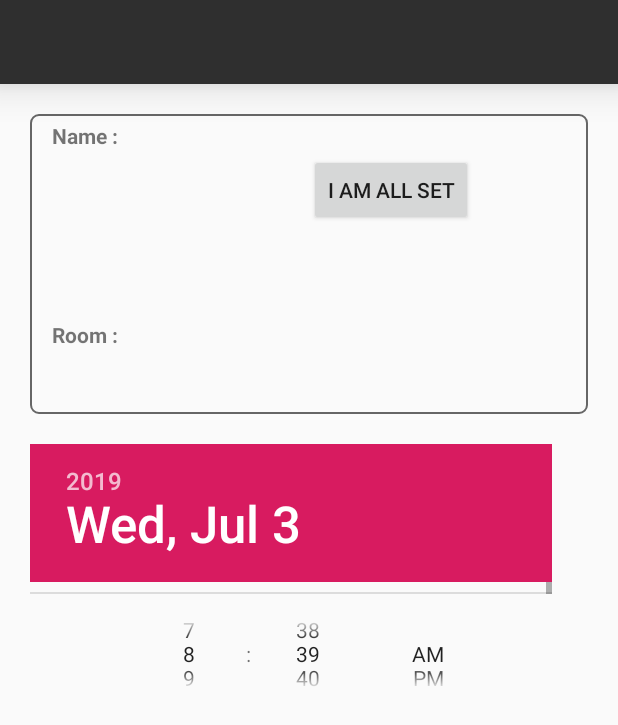
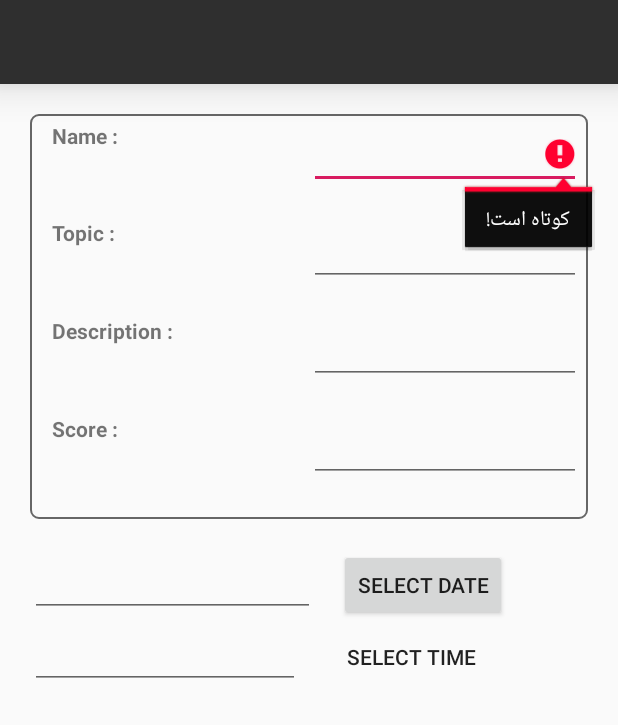
Before and after one commit to achm25/AP-Final-Project, an Android app: the AddHomework screen opened directly, with no data from a screen before it, on a phone screen of 412 x 824 dp. Shown: the top 725 px of the screen. Run offline under Robolectric (Android 15) with nearby library versions, the phone set to English and light mode, and no system bars.

Commit message:
بیشتر تر تر          سرویس شدم

```diff
--- a/app/src/main/java/com/example/myprozhepayanterm/AddHomework.java
+++ b/app/src/main/java/com/example/myprozhepayanterm/AddHomework.java
@@ -1,35 +1,277 @@
 package com.example.myprozhepayanterm;
 
+import android.app.DatePickerDialog;
+import android.app.TimePickerDialog;
+import android.os.AsyncTask;
 import android.os.Build;
 import android.support.v7.app.AppCompatActivity;
 import android.os.Bundle;
+import android.view.Menu;
+import android.view.MenuItem;
 import android.view.View;
 import android.widget.Button;
 import android.widget.DatePicker;
+import android.widget.EditText;
 import android.widget.TimePicker;
 import android.widget.Toast;
 
-public class AddHomework extends AppCompatActivity {
+import java.io.ObjectInputStream;
+import java.io.ObjectOutputStream;
+import java.lang.ref.WeakReference;
+import java.net.Socket;
+import java.sql.Time;
+import java.util.ArrayList;
+import java.util.Calendar;
+
+public class AddHomework extends AppCompatActivity implements View.OnClickListener {
 TimePicker timePicker;
-Button btn;
+
+    Button btnTimePicker;
+    Button btnDatePicker;
+    EditText txtDate;
+    EditText txtTime;
+    EditText txtName;
+    EditText txtDep;
+    EditText txtScore;
+    EditText txtTopic;
+    String time;
+    String date;
+    String name;
+    String dep;
+    String score;
+    String topic;
+    Homework homework;
+    private int mHour, mMinute;
+    private int mYear, mMonth, mDay;
+User user;
+myClass myclass;
     @Override
     protected void onCreate(Bundle savedInstanceState) {
         super.onCreate(savedInstanceState);
         setContentView(R.layout.activity_add_homework);
-        timePicker.setIs24HourView(true);
-showTime();
+        user = (User) getIntent().getSerializableExtra("user");
+        myclass = (myClass)getIntent().getSerializableExtra("myclass");
+
+        btnDatePicker=(Button)findViewById(R.id.btn_date);
+        txtDate=(EditText)findViewById(R.id.in_date);
+        btnDatePicker.setOnClickListener(this);
+        btnTimePicker=(Button)findViewById(R.id.btn_time);
+        txtTime=(EditText)findViewById(R.id.in_time);
+        btnTimePicker.setOnClickListener(this);
+txtName = findViewById(R.id.myname_homework);
+txtDep = findViewById(R.id.dep_homework);
+txtScore = findViewById(R.id.score_homework);
+txtTopic = findViewById(R.id.topic_homework);
+
+        txtName.setOnFocusChangeListener(new View.OnFocusChangeListener() {
+            @Override
+            public void onFocusChange(View v, boolean hasFocus) {
+                if (txtName.getText().toString().trim().length() < 3) {
+                    txtName.setError("کوتاه است!");
+                }
+
+
+            }
+        });
+
+        txtScore.setOnFocusChangeListener(new View.OnFocusChangeListener() {
+            @Override
+            public void onFocusChange(View v, boolean hasFocus) {
+                if (txtName.getText().toString().trim().length() < 1) {
+                    txtName.setError("کوتاه است!");
+                }
+
+
+            }
+        });
+        txtTopic.setOnFocusChangeListener(new View.OnFocusChangeListener() {
+            @Override
+            public void onFocusChange(View v, boolean hasFocus) {
+                if (txtName.getText().toString().trim().length() < 3) {
+                    txtName.setError("کوتاه است!");
+                }
+
+
+            }
+        });
+
+
     }
 
 
-    public void showTime()
-    {
-        timePicker = findViewById(R.id.timePicker);
-        btn = findViewById(R.id.btnset);
-        btn.setOnClickListener(new View.OnClickListener() {
-            @Override
-            public void onClick(View v) {
-                Toast.makeText(getBaseContext(),"a "+timePicker.getCurrentHour(),Toast.LENGTH_LONG).show();
+
+
+    @Override
+    public void onClick(View v) {
+
+        if (v == btnDatePicker) {
+
+            // Get Current Date
+            final Calendar c = Calendar.getInstance();
+            mYear = c.get(Calendar.YEAR);
+            mMonth = c.get(Calendar.MONTH);
+            mDay = c.get(Calendar.DAY_OF_MONTH);
+
+
+            DatePickerDialog datePickerDialog = new DatePickerDialog(this,
+                    new DatePickerDialog.OnDateSetListener() {
+
+                        @Override
+                        public void onDateSet(DatePicker view, int year,
+                                              int monthOfYear, int dayOfMonth) {
+
+                            txtDate.setText(dayOfMonth + "-" + (monthOfYear + 1) + "-" + year);
+                            date = dayOfMonth + "-" + (monthOfYear + 1) + "-" + year;
+
+                        }
+                    }, mYear, mMonth, mDay);
+            datePickerDialog.show();
+        }
+        if (v == btnTimePicker) {
+
+            final Calendar c = Calendar.getInstance();
+            mHour = c.get(Calendar.HOUR_OF_DAY);
+            mMinute = c.get(Calendar.MINUTE);
+
+            TimePickerDialog timePickerDialog = new TimePickerDialog(this,
+                    new TimePickerDialog.OnTimeSetListener() {
+
+                        @Override
+                        public void onTimeSet(TimePicker view, int hourOfDay,
+                                              int minute) {
+
+
+                            txtTime.setText(hourOfDay + ":" + minute);
+                            time = hourOfDay + ":" + minute;
+                        }
+                    }, mHour, mMinute, false);
+            timePickerDialog.show();
+        }
+    }
+
+
+    @Override
+    public boolean onCreateOptionsMenu(Menu menu) {
+        // Inflate the menu; this adds items to the action bar if it is present.
+        getMenuInflater().inflate(R.menu.menu_for_addhomework, menu);
+        return true;
+    }
+
+    @Override
+    public boolean onOptionsItemSelected(MenuItem item) {
+        // Handle action bar item clicks here. The action bar will
+        // automatically handle clicks on the Home/Up button, so long
+        // as you specify a parent activity in AndroidManifest.xml.
+        int id = item.getItemId();
+
+        //noinspection SimplifiableIfStatement
+        if (id == R.id.send_addhomework) {
+            if ((txtName.getText().toString().trim().length() >= 3) && (txtName.getText().toString().trim().length() >= 1) && (txtName.getText().toString().trim().length() >= 3))
+            {
+                score = txtScore.getText().toString();
+                name = txtName.getText().toString();
+                topic = txtTopic.getText().toString();
+                if(txtDep.getText().toString() != null)
+                {
+                    dep = txtDep.getText().toString();
+                    homework = new Homework(name,score,time,topic,date,dep);
+                    homework.depIsEmpty=false;
+                }
+                else
+                {
+                    homework = new Homework(name,score,time,topic,date);
+                }
+                ArrayList<Homework> arr = new ArrayList<>();
+                ArrayList<User> arr1 = new ArrayList<>();
+
+                if(user.homeworksTecher != null)
+                {
+                    arr = user.homeworksTecher;
+                }
+if(homework.teacherOfHomework != null)
+                {
+                    arr1 = homework.teacherOfHomework;
+                }
+
+                arr.add(homework);
+arr1.add(user);
+                homework.teacherOfHomework =arr1;
+                user.homeworksTecher = arr;
+
+
+SocketToPC_addhomework socketToPC_addhomework = new SocketToPC_addhomework(AddHomework.this);
+socketToPC_addhomework.execute();
+
+
             }
-        });
+            return true;
+        }
+        else if (id == R.id.link_addhomework) {
+            return true;
+        }
+        else if (id == R.id.close_addhomework) {
+            return true;
+        }
+        return super.onOptionsItemSelected(item);
     }
+
+
+
+
+    private class SocketToPC_addhomework extends AsyncTask<Void,Void,String> {
+        Socket s;
+        ObjectOutputStream objectOutputStream;
+        ObjectInputStream objectInputStream;
+
+        WeakReference<AddHomework> activityReference ;
+        SocketToPC_addhomework(AddHomework context)
+        {
+            activityReference = new WeakReference<>(context);
+        }
+
+
+        @Override
+        protected String doInBackground(Void... input) {
+
+            try {
+
+
+                s = new Socket("10.0.2.2",6800);
+                objectOutputStream = new ObjectOutputStream(s.getOutputStream());
+                objectInputStream= new ObjectInputStream(s.getInputStream());
+                objectOutputStream.writeObject("addhomework");
+                objectOutputStream.flush();
+                objectOutputStream.writeObject(user);
+                objectOutputStream.flush();
+
+                objectOutputStream.close();
+                objectInputStream.close();
+                s.close();
+            }
+            catch (Exception e)
+            {
+
+            }
+            return null;
+        }
+        @Override
+        protected void onPostExecute(String s) {
+
+            AddHomework activity = activityReference.get();
+
+
+
+            super.onPostExecute(s);
+
+
+        }
+
+    }
+
+
+
+
+
+
+
 }
--- a/app/src/main/java/com/example/myprozhepayanterm/ClassPage.java
+++ b/app/src/main/java/com/example/myprozhepayanterm/ClassPage.java
@@ -208,7 +208,7 @@ public class ClassPage extends AppCompatActivity implements BottomNavigationView
             try {
 
 
-                s = new Socket("192.168.1.5",6800);
+                s = new Socket("10.0.2.2",6800);
                 objectOutputStream = new ObjectOutputStream(s.getOutputStream());
                 objectInputStream= new ObjectInputStream(s.getInputStream());
                 objectOutputStream.writeObject("refresh");
--- a/app/src/main/java/com/example/myprozhepayanterm/DataBase.java
+++ b/app/src/main/java/com/example/myprozhepayanterm/HomeworkAdapter.java
@@ -1,4 +1,4 @@
 package com.example.myprozhepayanterm;
 
-public class DataBase {
+public class HomeworkAdapter {
 }
--- a/app/src/main/java/com/example/myprozhepayanterm/JoinClass.java
+++ b/app/src/main/java/com/example/myprozhepayanterm/JoinClass.java
@@ -105,11 +105,12 @@ public class JoinClass extends AppCompatActivity {
             try {
 
                 System.out.println("shod");
-                s = new Socket("192.168.1.5",6800);
+                s = new Socket("10.0.2.2",6800);
                 objectOutputStream = new ObjectOutputStream(s.getOutputStream());
                 objectInputStream= new ObjectInputStream(s.getInputStream());
                 objectOutputStream.writeObject("join");
                 objectOutputStream.flush();
+
                 objectOutputStream.writeObject(user);
                 objectOutputStream.flush();
                 objectOutputStream.writeObject(code);
--- a/app/src/main/java/com/example/myprozhepayanterm/MainActivity.java
+++ b/app/src/main/java/com/example/myprozhepayanterm/MainActivity.java
@@ -254,7 +254,7 @@ if(preman.startSlider())
             try {
 
 
-                s = new Socket("192.168.1.5",6800);
+                s = new Socket("10.0.2.2",6800);
                 objectOutputStream = new ObjectOutputStream(s.getOutputStream());
                 objectInputStream= new ObjectInputStream(s.getInputStream());
                 objectOutputStream.writeObject("main");
--- a/app/src/main/java/com/example/myprozhepayanterm/Register.java
+++ b/app/src/main/java/com/example/myprozhepayanterm/Register.java
@@ -238,7 +238,7 @@ password = passText.getText().toString();
             try {
 
                 System.out.println("shod");
-                s = new Socket("192.168.1.5",6800);
+                s = new Socket("10.0.2.2",6800);
                 objectOutputStream = new ObjectOutputStream(s.getOutputStream());
                 objectInputStream= new ObjectInputStream(s.getInputStream());
                 objectOutputStream.writeObject("register");
--- a/app/src/main/java/com/example/myprozhepayanterm/SettingTeacher.java
+++ b/app/src/main/java/com/example/myprozhepayanterm/SettingTeacher.java
@@ -132,7 +132,7 @@ s.execute();
             try {
 
 
-                s = new Socket("192.168.1.5",6800);
+                s = new Socket("10.0.2.2",6800);
                 objectOutputStream = new ObjectOutputStream(s.getOutputStream());
                 objectInputStream= new ObjectInputStream(s.getInputStream());
                 objectOutputStream.writeObject("setting");
--- a/app/src/main/java/com/example/myprozhepayanterm/SignIn.java
+++ b/app/src/main/java/com/example/myprozhepayanterm/SignIn.java
@@ -68,7 +68,7 @@ User user;
             try {
 
 
-                s = new Socket("192.168.1.5",6800);
+                s = new Socket("10.0.2.2",6800);
                 objectOutputStream = new ObjectOutputStream(s.getOutputStream());
                 objectInputStream= new ObjectInputStream(s.getInputStream());
                 objectOutputStream.writeObject("signin");
--- a/app/src/main/java/com/example/myprozhepayanterm/User.java
+++ b/app/src/main/java/com/example/myprozhepayanterm/User.java
@@ -12,6 +12,8 @@ public class User implements Serializable {
 
     ArrayList<myClass> studentOfMyClasses =new ArrayList<>();
     ArrayList<myClass> teacherOfMyClasses = new ArrayList<>();
+    ArrayList<Homework> homeworksTecher = new ArrayList<>();
+    ArrayList<Homework> homeworksStudent = new ArrayList<>();
 
     public User(String username, String password) {
         this.username = username;
--- a/app/src/main/java/com/example/myprozhepayanterm/myClass.java
+++ b/app/src/main/java/com/example/myprozhepayanterm/myClass.java
@@ -11,7 +11,7 @@ public class myClass implements Serializable {
     String id;
     ArrayList<User> teacherOfClass = new ArrayList<>();
     ArrayList<User> userOfClass = new ArrayList<>();
-    ArrayList<myClass> homeworkOfClass = new ArrayList<>();
+
     boolean studentCanComment = false;
     public myClass(String name, String room, String dep, String id, User user) {
         this.name = name;
--- a/app/src/main/res/layout/activity_add_homework.xml
+++ b/app/src/main/res/layout/activity_add_homework.xml
@@ -17,7 +17,7 @@
 
     <LinearLayout
         android:layout_width="match_parent"
-        android:layout_height="200dp"
+        android:layout_height="270dp"
         android:layout_marginLeft="20dp"
         android:layout_marginTop="20dp"
         android:background="@drawable/shape_for_classedittext"
@@ -32,8 +32,8 @@
 
         <LinearLayout
             android:layout_width="match_parent"
-            android:layout_height="wrap_content"
-            android:layout_weight="0.2"
+            android:layout_height="0dp"
+            android:layout_weight="0.3"
             tools:ignore="Suspicious0dp">
 
             <LinearLayout
@@ -55,41 +55,25 @@
                 android:layout_height="match_parent"
                 android:layout_weight="0.5">
 
-                <TextView
-                    android:id="@+id/tx"
-                    android:layout_width="wrap_content"
+                <EditText
+                    android:id="@+id/myname_homework"
+                    android:layout_width="8dp"
                     android:layout_height="wrap_content"
-                    android:layout_below="@+id/textView3"
-                    android:layout_centerHorizontal="true"
-                    android:layout_marginTop="50dp"
-
-                    android:textAppearance="?android:attr/textAppearanceMedium" />
-
-                <Button
-
-                    android:id="@+id/btnset"
-
-                    android:layout_width="wrap_content"
-
-                    android:layout_height="wrap_content"
-
-                    android:layout_alignLeft="@+id/timePicker"
-
-                    android:layout_below="@+id/timePicker"
-
-                    android:layout_marginTop="22dp"
+                    android:layout_weight="1"
+                    android:ems="10"
+                    android:inputType="textPersonName"
+                    tools:ignore="DuplicateIds" />
 
 
+            </LinearLayout>
 
-                    android:text="I am all Set" />
-            </LinearLayout>
         </LinearLayout>
 
 
         <LinearLayout
             android:layout_width="match_parent"
             android:layout_height="0dp"
-            android:layout_weight="0.2"
+            android:layout_weight="0.3"
             tools:ignore="Suspicious0dp">
 
             <LinearLayout
@@ -101,7 +85,7 @@
                     android:layout_width="match_parent"
                     android:layout_height="match_parent"
                     android:layout_marginLeft="10dp"
-                    android:text="Room : "
+                    android:text="Topic : "
                     android:id="@+id/room_teachersetting"
                     android:textStyle="bold" />
             </LinearLayout>
@@ -112,16 +96,102 @@
                 android:layout_weight="0.5"
                 android:orientation="horizontal">
 
+                <EditText
+                    android:id="@+id/topic_homework"
+                    android:layout_width="8dp"
+                    android:layout_height="wrap_content"
+                    android:layout_weight="1"
+                    android:ems="10"
+                    android:inputType="textPersonName"
+                    tools:ignore="DuplicateIds" />
+
+            </LinearLayout>
+
+        </LinearLayout>
+//-------------------
+
+
+
+
+        <LinearLayout
+            android:layout_width="match_parent"
+            android:layout_height="0dp"
+            android:layout_weight="0.3"
+            tools:ignore="Suspicious0dp">
+
+            <LinearLayout
+                android:layout_width="0dp"
+                android:layout_height="match_parent"
+                android:layout_weight="0.5">
+
                 <TextView
                     android:layout_width="match_parent"
                     android:layout_height="match_parent"
                     android:layout_marginLeft="10dp"
-                    android:text=""
+                    android:text="Description : "
+
                     android:textStyle="bold" />
+            </LinearLayout>
+
+            <LinearLayout
+                android:layout_width="0dp"
+                android:layout_height="match_parent"
+                android:layout_weight="0.5"
+                android:orientation="horizontal">
+
+                <EditText
+                    android:id="@+id/dep_homework"
+                    android:layout_width="8dp"
+                    android:layout_height="wrap_content"
+                    android:layout_weight="1"
+                    android:ems="10"
+                    android:inputType="textPersonName"
+                    tools:ignore="DuplicateIds" />
 
             </LinearLayout>
+
         </LinearLayout>
 
+        //--------------------------
+
+        <LinearLayout
+            android:layout_width="match_parent"
+            android:layout_height="0dp"
+            android:layout_weight="0.3"
+            tools:ignore="Suspicious0dp">
+
+            <LinearLayout
+                android:layout_width="0dp"
+                android:layout_height="match_parent"
+                android:layout_weight="0.5">
+
+                <TextView
+                    android:layout_width="match_parent"
+                    android:layout_height="match_parent"
+                    android:layout_marginLeft="10dp"
+                    android:text="Score : "
+
+                    android:textStyle="bold" />
+            </LinearLayout>
+
+            <LinearLayout
+                android:layout_width="0dp"
+                android:layout_height="match_parent"
+                android:layout_weight="0.5"
+                android:orientation="horizontal">
+
+                <EditText
+                    android:id="@+id/score_homework"
+                    android:layout_width="8dp"
+                    android:layout_height="wrap_content"
+                    android:layout_weight="1"
+                    android:ems="10"
+                    android:inputType="numberDecimal"
+                    tools:ignore="DuplicateIds" />
+
+            </LinearLayout>
+
+        </LinearLayout>
 
         </LinearLayout>
 
@@ -138,18 +208,21 @@
 
 
 
+    <LinearLayout
+        android:layout_width="match_parent"
+        android:layout_height="0dp"
+        android:layout_weight="0.3"
+        tools:ignore="Suspicious0dp">
 
         <LinearLayout
-        android:layout_width="match_parent"
-        android:layout_height="100dp"
-        >
-        <DatePicker
+            android:layout_width="0dp"
+            android:layout_height="match_parent"
+            android:layout_weight="0.5">
 
-            android:id="@+id/datePicker"
-
-            android:layout_width="match_parent"
-
-            android:layout_height="match_parent"
+            <EditText
+                android:id="@+id/in_date"
+                android:layout_width="200dp"
+                android:layout_height="wrap_content"
 
 
 
@@ -157,19 +230,47 @@
         </LinearLayout>
 
         <LinearLayout
+            android:layout_width="0dp"
+            android:layout_height="match_parent"
+            android:layout_weight="0.5"
+            android:orientation="horizontal">
+
+            <Button
+                android:layout_width="wrap_content"
+                android:layout_height="wrap_content"
+                android:text="SELECT DATE"
+              android:layout_marginLeft="20dp"
+
+                android:id="@+id/btn_date"
+                 />
+
+        </LinearLayout>
+
+    </LinearLayout>
+
+
+
+
+    <LinearLayout
         android:layout_width="match_parent"
-        android:layout_height="200dp"
+        android:layout_height="wrap_content"
 
         android:orientation="horizontal">
 
-        <TimePicker
+        <EditText
+            android:id="@+id/in_time"
+            android:layout_width="180dp"
+            android:layout_height="wrap_content"
+            android:layout_alignParentStart="true"
+            android:layout_alignParentLeft="true" />
 
-            android:id="@+id/timePicker"
-
-            android:layout_width="match_parent"
-
-            android:layout_height="80dp"
-            android:timePickerMode="spinner"
+        <Button
+            android:layout_width="wrap_content"
+            android:layout_height="wrap_content"
+            android:text="SELECT TIME"
+            android:id="@+id/btn_time"
+            android:layout_marginLeft="30dp"
+            android:background="@null"
             />
 
 
@@ -178,12 +279,7 @@
 
     </LinearLayout>
 
-    <LinearLayout
-        android:layout_width="match_parent"
-        android:layout_height="100dp">
 
-
-    </LinearLayout>
 </LinearLayout>
 
 
--- a/app/src/main/res/menu/menu_for_addhomework.xml
+++ b/app/src/main/res/menu/menu_for_addhomework.xml
@@ -2,7 +2,7 @@
     xmlns:android="http://schemas.android.com/apk/res/android">
 
 
-    <item android:id="@+id/add"
+    <item android:id="@+id/close_addhomework"
         android:icon="@drawable/ic_close_white_24dp"
         android:title="add"
         app:showAsAction="always">
@@ -10,13 +10,13 @@
 
 
     </item>
-    <item android:id="@+id/action_sort_size"
+    <item android:id="@+id/send_addhomework"
         android:icon="@drawable/ic_send_black_24dp"
-        android:title="join"
+        android:title="send"
         app:showAsAction="always"/>
-    <item android:id="@+id/create"
+    <item android:id="@+id/link_addhomework"
         android:icon="@drawable/ic_link_black_24dp"
-        android:title="create"
+        android:title="link"
         app:showAsAction="always"/>
     =
 </menu>
```
Also changed, not shown: app/src/main/java/com/example/myprozhepayanterm/CreateClass.java (+9 -6 lines), app/src/main/java/com/example/myprozhepayanterm/Homework.java (+12 -5 lines), app/src/main/java/com/example/myprozhepayanterm/MyAdapter.java (+1 -19 lines). Lines whose indentation alone changed are shown as unchanged.
